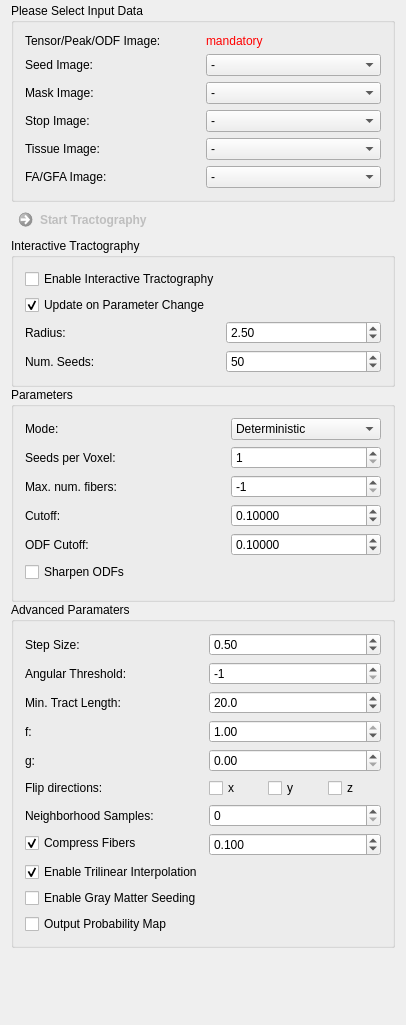
The window that Plugins/org.mitk.gui.qt.diffusionimaging.tractography/src/internal/QmitkStreamlineTrackingViewControls.ui (MITK/MITK) describes before a commit, drawn with Qt 5.
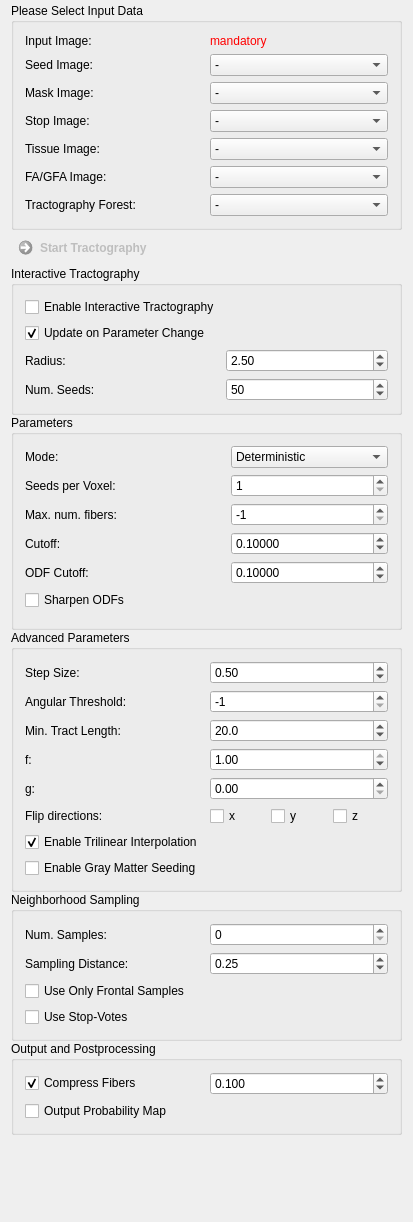
The same window after the commit. Custom widgets are drawn as their Qt base class.

Commit message: integrated ml tractography into streamline tracking view

The edit to the form file:
```diff
--- a/Plugins/org.mitk.gui.qt.diffusionimaging.tractography/src/internal/QmitkStreamlineTrackingViewControls.ui
+++ b/Plugins/org.mitk.gui.qt.diffusionimaging.tractography/src/internal/QmitkStreamlineTrackingViewControls.ui
@@ -6,8 +6,8 @@
    <rect>
     <x>0</x>
     <y>0</y>
-    <width>406</width>
-    <height>1025</height>
+    <width>413</width>
+    <height>1222</height>
    </rect>
   </property>
   <property name="minimumSize">
@@ -63,44 +63,6 @@
         </item>
        </widget>
       </item>
-      <item row="6" column="1">
-       <widget class="QmitkDataStorageComboBoxWithSelectNone" name="m_FaImageBox">
-        <property name="toolTip">
-         <string>If an image is selected, the stopping criterion is not calculated from the input image but instead the selected image is used.</string>
-        </property>
-        <property name="sizeAdjustPolicy">
-         <enum>QComboBox::AdjustToMinimumContentsLength</enum>
-        </property>
-        <item>
-         <property name="text">
-          <string>-</string>
-         </property>
-        </item>
-       </widget>
-      </item>
-      <item row="1" column="0">
-       <widget class="QLabel" name="label_6">
-        <property name="toolTip">
-         <string/>
-        </property>
-        <property name="text">
-         <string>Seed Image:</string>
-        </property>
-       </widget>
-      </item>
-      <item row="0" column="1">
-       <widget class="QLabel" name="m_TensorImageLabel">
-        <property name="toolTip">
-         <string>Input Image. ODF, tensor and peak images are currently supported.</string>
-        </property>
-        <property name="text">
-         <string>&lt;html&gt;&lt;head/&gt;&lt;body&gt;&lt;p&gt;&lt;span style=&quot; color:#ff0000;&quot;&gt;mandatory&lt;/span&gt;&lt;/p&gt;&lt;/body&gt;&lt;/html&gt;</string>
-        </property>
-        <property name="wordWrap">
-         <bool>true</bool>
-        </property>
-       </widget>
-      </item>
       <item row="1" column="1">
        <widget class="QmitkDataStorageComboBoxWithSelectNone" name="m_SeedImageBox">
         <property name="toolTip">
@@ -126,24 +88,19 @@
         </property>
        </widget>
       </item>
-      <item row="0" column="0">
-       <widget class="QLabel" name="label_2">
+      <item row="5" column="1">
+       <widget class="QmitkDataStorageComboBoxWithSelectNone" name="m_TissueImageBox">
         <property name="toolTip">
-         <string>Input Image. ODF, tensor and peak images are currently supported.</string>
+         <string>Tissue label image needed for gray matter seeding (WM=3, GM=1). Use e.g. MRtrix 5ttgen to generate such a label image.</string>
         </property>
+        <property name="sizeAdjustPolicy">
+         <enum>QComboBox::AdjustToMinimumContentsLength</enum>
+        </property>
+        <item>
         <property name="text">
-         <string>Tensor/Peak/ODF Image:</string>
-        </property>
-       </widget>
-      </item>
-      <item row="6" column="0">
-       <widget class="QLabel" name="mFaImageLabel">
-        <property name="toolTip">
-         <string/>
-        </property>
-        <property name="text">
-         <string>FA/GFA Image:</string>
-        </property>
+          <string>-</string>
+         </property>
+        </item>
        </widget>
       </item>
       <item row="2" column="1">
@@ -161,6 +118,41 @@
         </item>
        </widget>
       </item>
+      <item row="6" column="0">
+       <widget class="QLabel" name="mFaImageLabel">
+        <property name="toolTip">
+         <string/>
+        </property>
+        <property name="text">
+         <string>FA/GFA Image:</string>
+        </property>
+       </widget>
+      </item>
+      <item row="6" column="1">
+       <widget class="QmitkDataStorageComboBoxWithSelectNone" name="m_FaImageBox">
+        <property name="toolTip">
+         <string>If an image is selected, the stopping criterion is not calculated from the input image but instead the selected image is used.</string>
+        </property>
+        <property name="sizeAdjustPolicy">
+         <enum>QComboBox::AdjustToMinimumContentsLength</enum>
+        </property>
+        <item>
+         <property name="text">
+          <string>-</string>
+         </property>
+        </item>
+       </widget>
+      </item>
+      <item row="1" column="0">
+       <widget class="QLabel" name="label_6">
+        <property name="toolTip">
+         <string/>
+        </property>
+        <property name="text">
+         <string>Seed Image:</string>
+        </property>
+       </widget>
+      </item>
       <item row="5" column="0">
        <widget class="QLabel" name="label_10">
         <property name="toolTip">
@@ -171,10 +163,43 @@
         </property>
        </widget>
       </item>
-      <item row="5" column="1">
-       <widget class="QmitkDataStorageComboBoxWithSelectNone" name="m_TissueImageBox">
+      <item row="0" column="1">
+       <widget class="QLabel" name="m_TensorImageLabel">
         <property name="toolTip">
-         <string>Tissue label image needed for gray matter seeding (WM=3, GM=1). Use e.g. MRtrix 5ttgen to generate such a label image.</string>
+         <string>Input Image. ODF, tensor, peak, and, in case of ML tractography, raw diffusion-weighted images are currently supported.</string>
+        </property>
+        <property name="text">
+         <string>&lt;html&gt;&lt;head/&gt;&lt;body&gt;&lt;p&gt;&lt;span style=&quot; color:#ff0000;&quot;&gt;mandatory&lt;/span&gt;&lt;/p&gt;&lt;/body&gt;&lt;/html&gt;</string>
+        </property>
+        <property name="wordWrap">
+         <bool>true</bool>
+        </property>
+       </widget>
+      </item>
+      <item row="0" column="0">
+       <widget class="QLabel" name="label_2">
+        <property name="toolTip">
+         <string>Input Image. ODF, tensor and peak images are currently supported.</string>
+        </property>
+        <property name="text">
+         <string>Input Image:</string>
+        </property>
+       </widget>
+      </item>
+      <item row="7" column="0">
+       <widget class="QLabel" name="m_ForestLabel">
+        <property name="toolTip">
+         <string/>
+        </property>
+        <property name="text">
+         <string>Tractography Forest:</string>
+        </property>
+       </widget>
+      </item>
+      <item row="7" column="1">
+       <widget class="QmitkDataStorageComboBox" name="m_ForestBox">
+        <property name="toolTip">
+         <string>Random forest for machine-learning based tractography.</string>
         </property>
         <property name="sizeAdjustPolicy">
          <enum>QComboBox::AdjustToMinimumContentsLength</enum>
@@ -200,6 +225,105 @@
     </widget>
    </item>
    <item row="3" column="0" colspan="2">
+    <widget class="QGroupBox" name="groupBox_3">
+     <property name="sizePolicy">
+      <sizepolicy hsizetype="Expanding" vsizetype="Preferred">
+       <horstretch>0</horstretch>
+       <verstretch>0</verstretch>
+      </sizepolicy>
+     </property>
+     <property name="title">
+      <string>Interactive Tractography</string>
+     </property>
+     <layout class="QGridLayout" name="gridLayout_2">
+      <item row="3" column="1">
+       <widget class="QSpinBox" name="m_NumSeedsBox">
+        <property name="toolTip">
+         <string>Number of seed points normally distributed around selected position.</string>
+        </property>
+        <property name="minimum">
+         <number>1</number>
+        </property>
+        <property name="maximum">
+         <number>9999999</number>
+        </property>
+        <property name="value">
+         <number>50</number>
+        </property>
+       </widget>
+      </item>
+      <item row="3" column="0">
+       <widget class="QLabel" name="m_SeedsPerVoxelLabel_4">
+        <property name="toolTip">
+         <string/>
+        </property>
+        <property name="text">
+         <string>Num. Seeds:</string>
+        </property>
+       </widget>
+      </item>
+      <item row="0" column="0">
+       <widget class="QCheckBox" name="m_InteractiveBox">
+        <property name="enabled">
+         <bool>true</bool>
+        </property>
+        <property name="toolTip">
+         <string>Dynamically pick seed location by click into image.</string>
+        </property>
+        <property name="text">
+         <string>Enable Interactive Tractography</string>
+        </property>
+       </widget>
+      </item>
+      <item row="2" column="1">
+       <widget class="QDoubleSpinBox" name="m_SeedRadiusBox">
+        <property name="toolTip">
+         <string>Seedpoints are normally distributed within a sphere centered at the selected position with the specified radius (in mm).</string>
+        </property>
+        <property name="decimals">
+         <number>2</number>
+        </property>
+        <property name="maximum">
+         <double>50.000000000000000</double>
+        </property>
+        <property name="singleStep">
+         <double>0.100000000000000</double>
+        </property>
+        <property name="value">
+         <double>2.500000000000000</double>
+        </property>
+       </widget>
+      </item>
+      <item row="2" column="0">
+       <widget class="QLabel" name="m_FaThresholdLabel_4">
+        <property name="toolTip">
+         <string/>
+        </property>
+        <property name="text">
+         <string>Radius:</string>
+        </property>
+       </widget>
+      </item>
+      <item row="1" column="0">
+       <widget class="QCheckBox" name="m_ParamUpdateBox">
+        <property name="enabled">
+         <bool>true</bool>
+        </property>
+        <property name="toolTip">
+         <string>When checked, parameter changes cause instant retracking while in interactive mode.</string>
+        </property>
+        <property name="text">
+         <string>Update on Parameter Change</string>
+        </property>
+        <property name="checked">
+         <bool>true</bool>
+        </property>
+       </widget>
+      </item>
+     </layout>
+    </widget>
+   </item>
+   <item row="4" column="0" colspan="2">
     <widget class="QGroupBox" name="groupBox_2">
      <property name="sizePolicy">
       <sizepolicy hsizetype="Expanding" vsizetype="Preferred">
@@ -210,7 +334,7 @@
      <property name="title">
       <string>Parameters</string>
      </property>
-     <layout class="QFormLayout" name="formLayout_3">
+     <layout class="QFormLayout" name="formLayout_2">
       <item row="0" column="0">
        <widget class="QLabel" name="m_FaThresholdLabel_3">
         <property name="toolTip">
@@ -316,22 +440,6 @@
         </property>
        </widget>
       </item>
-      <item row="6" column="0">
-       <spacer name="horizontalSpacer">
-        <property name="orientation">
-         <enum>Qt::Horizontal</enum>
-        </property>
-        <property name="sizeType">
-         <enum>QSizePolicy::Fixed</enum>
-        </property>
-        <property name="sizeHint" stdset="0">
-         <size>
-          <width>200</width>
-          <height>0</height>
-         </size>
-        </property>
-       </spacer>
-      </item>
       <item row="4" column="0">
        <widget class="QLabel" name="m_OdfCutoffLabel">
         <property name="toolTip">
@@ -371,22 +479,59 @@
         </property>
        </widget>
       </item>
+      <item row="6" column="0">
+       <spacer name="horizontalSpacer">
+        <property name="orientation">
+         <enum>Qt::Horizontal</enum>
+        </property>
+        <property name="sizeType">
+         <enum>QSizePolicy::Fixed</enum>
+        </property>
+        <property name="sizeHint" stdset="0">
+         <size>
+          <width>200</width>
+          <height>0</height>
+         </size>
+        </property>
+       </spacer>
+      </item>
      </layout>
     </widget>
    </item>
-   <item row="4" column="0" colspan="2">
+   <item row="5" column="0" colspan="2">
     <widget class="QGroupBox" name="groupBox">
      <property name="title">
-      <string>Advanced Paramaters</string>
+      <string>Advanced Parameters</string>
      </property>
-     <layout class="QFormLayout" name="formLayout_2">
-      <item row="0" column="0">
-       <widget class="QLabel" name="m_StepsizeLabel">
+     <layout class="QGridLayout" name="gridLayout_5">
+      <item row="0" column="0" colspan="2">
+       <widget class="QFrame" name="frame_2">
+        <property name="frameShape">
+         <enum>QFrame::NoFrame</enum>
+        </property>
+        <property name="frameShadow">
+         <enum>QFrame::Raised</enum>
+        </property>
+        <layout class="QGridLayout" name="gridLayout_3">
+         <property name="leftMargin">
+          <number>0</number>
+         </property>
+         <property name="topMargin">
+          <number>0</number>
+         </property>
+         <property name="rightMargin">
+          <number>0</number>
+         </property>
+         <property name="bottomMargin">
+          <number>0</number>
+         </property>
+         <item row="2" column="0">
+          <widget class="QLabel" name="m_MinTractLengthLabel">
         <property name="toolTip">
          <string/>
         </property>
         <property name="text">
-         <string>Step Size:</string>
+            <string>Min. Tract Length:</string>
         </property>
        </widget>
       </item>
@@ -422,32 +567,52 @@
         </property>
        </widget>
       </item>
-      <item row="1" column="1">
-       <widget class="QSpinBox" name="m_AngularThresholdBox">
+         <item row="5" column="0">
+          <widget class="QLabel" name="m_SeedsPerVoxelLabel_3">
         <property name="toolTip">
-         <string>Default: 90° * step_size</string>
-        </property>
-        <property name="minimum">
-         <number>-1</number>
+            <string/>
+           </property>
+           <property name="text">
+            <string>Flip directions:</string>
+           </property>
+          </widget>
+         </item>
+         <item row="3" column="1">
+          <widget class="QDoubleSpinBox" name="m_fBox">
+           <property name="toolTip">
+            <string>f=1 + g=0 means FACT (depending on the chosen interpolation). f=0 and g=1 means TEND (disable interpolation for this mode!).</string>
+           </property>
+           <property name="decimals">
+            <number>2</number>
         </property>
         <property name="maximum">
-         <number>90</number>
+            <double>1.000000000000000</double>
         </property>
         <property name="singleStep">
-         <number>1</number>
+            <double>0.100000000000000</double>
         </property>
         <property name="value">
-         <number>-1</number>
+            <double>1.000000000000000</double>
         </property>
        </widget>
       </item>
-      <item row="2" column="0">
-       <widget class="QLabel" name="m_MinTractLengthLabel">
+         <item row="3" column="0">
+          <widget class="QLabel" name="m_fLabel">
+           <property name="toolTip">
+            <string>f parameter of tensor tractography. f=1 + g=0 means FACT (depending on the chosen interpolation). f=0 and g=1 means TEND (disable interpolation for this mode!).</string>
+           </property>
+           <property name="text">
+            <string>f:</string>
+           </property>
+          </widget>
+         </item>
+         <item row="4" column="0">
+          <widget class="QLabel" name="m_gLabel">
         <property name="toolTip">
          <string/>
         </property>
         <property name="text">
-         <string>Min. Tract Length:</string>
+            <string>g:</string>
         </property>
        </widget>
       </item>
@@ -473,74 +638,6 @@
         </property>
        </widget>
       </item>
-      <item row="3" column="0">
-       <widget class="QLabel" name="m_fLabel">
-        <property name="toolTip">
-         <string>f parameter of tensor tractography. f=1 + g=0 means FACT (depending on the chosen interpolation). f=0 and g=1 means TEND (disable interpolation for this mode!).</string>
-        </property>
-        <property name="text">
-         <string>f:</string>
-        </property>
-       </widget>
-      </item>
-      <item row="3" column="1">
-       <widget class="QDoubleSpinBox" name="m_fBox">
-        <property name="toolTip">
-         <string>f=1 + g=0 means FACT (depending on the chosen interpolation). f=0 and g=1 means TEND (disable interpolation for this mode!).</string>
-        </property>
-        <property name="decimals">
-         <number>2</number>
-        </property>
-        <property name="maximum">
-         <double>1.000000000000000</double>
-        </property>
-        <property name="singleStep">
-         <double>0.100000000000000</double>
-        </property>
-        <property name="value">
-         <double>1.000000000000000</double>
-        </property>
-       </widget>
-      </item>
-      <item row="4" column="0">
-       <widget class="QLabel" name="m_gLabel">
-        <property name="toolTip">
-         <string/>
-        </property>
-        <property name="text">
-         <string>g:</string>
-        </property>
-       </widget>
-      </item>
-      <item row="4" column="1">
-       <widget class="QDoubleSpinBox" name="m_gBox">
-        <property name="toolTip">
-         <string>f=1 + g=0 means FACT (depending on the chosen interpolation). f=0 and g=1 means TEND (disable interpolation for this mode!).</string>
-        </property>
-        <property name="decimals">
-         <number>2</number>
-        </property>
-        <property name="maximum">
-         <double>1.000000000000000</double>
-        </property>
-        <property name="singleStep">
-         <double>0.100000000000000</double>
-        </property>
-        <property name="value">
-         <double>0.000000000000000</double>
-        </property>
-       </widget>
-      </item>
-      <item row="5" column="0">
-       <widget class="QLabel" name="m_SeedsPerVoxelLabel_3">
-        <property name="toolTip">
-         <string/>
-        </property>
-        <property name="text">
-         <string>Flip directions:</string>
-        </property>
-       </widget>
-      </item>
       <item row="5" column="1">
        <widget class="QFrame" name="frame">
         <property name="frameShape">
@@ -595,17 +692,154 @@
         </layout>
        </widget>
       </item>
-      <item row="6" column="0">
+         <item row="0" column="0">
+          <widget class="QLabel" name="m_StepsizeLabel">
+           <property name="toolTip">
+            <string/>
+           </property>
+           <property name="text">
+            <string>Step Size:</string>
+           </property>
+          </widget>
+         </item>
+         <item row="1" column="1">
+          <widget class="QSpinBox" name="m_AngularThresholdBox">
+           <property name="toolTip">
+            <string>Default: 90° * step_size</string>
+           </property>
+           <property name="minimum">
+            <number>-1</number>
+           </property>
+           <property name="maximum">
+            <number>90</number>
+           </property>
+           <property name="singleStep">
+            <number>1</number>
+           </property>
+           <property name="value">
+            <number>-1</number>
+           </property>
+          </widget>
+         </item>
+         <item row="4" column="1">
+          <widget class="QDoubleSpinBox" name="m_gBox">
+           <property name="toolTip">
+            <string>f=1 + g=0 means FACT (depending on the chosen interpolation). f=0 and g=1 means TEND (disable interpolation for this mode!).</string>
+           </property>
+           <property name="decimals">
+            <number>2</number>
+           </property>
+           <property name="maximum">
+            <double>1.000000000000000</double>
+           </property>
+           <property name="singleStep">
+            <double>0.100000000000000</double>
+           </property>
+           <property name="value">
+            <double>0.000000000000000</double>
+           </property>
+          </widget>
+         </item>
+        </layout>
+       </widget>
+      </item>
+      <item row="2" column="0" colspan="2">
+       <widget class="QFrame" name="frame_3">
+        <property name="frameShape">
+         <enum>QFrame::NoFrame</enum>
+        </property>
+        <property name="frameShadow">
+         <enum>QFrame::Raised</enum>
+        </property>
+        <layout class="QGridLayout" name="gridLayout_7">
+         <property name="leftMargin">
+          <number>0</number>
+         </property>
+         <property name="topMargin">
+          <number>0</number>
+         </property>
+         <property name="rightMargin">
+          <number>0</number>
+         </property>
+         <property name="bottomMargin">
+          <number>0</number>
+         </property>
+         <item row="1" column="0">
+          <widget class="QCheckBox" name="m_SeedGmBox">
+           <property name="toolTip">
+            <string>Requires tissue image.</string>
+           </property>
+           <property name="text">
+            <string>Enable Gray Matter Seeding</string>
+           </property>
+           <property name="checked">
+            <bool>false</bool>
+           </property>
+          </widget>
+         </item>
+         <item row="0" column="0">
+          <widget class="QCheckBox" name="m_InterpolationBox">
+           <property name="toolTip">
+            <string>If false, nearest neighbor interpolation is used.</string>
+           </property>
+           <property name="text">
+            <string>Enable Trilinear Interpolation</string>
+           </property>
+           <property name="checked">
+            <bool>true</bool>
+           </property>
+          </widget>
+         </item>
+        </layout>
+       </widget>
+      </item>
+     </layout>
+    </widget>
+   </item>
+   <item row="6" column="0" colspan="2">
+    <widget class="QGroupBox" name="groupBox_4">
+     <property name="sizePolicy">
+      <sizepolicy hsizetype="Expanding" vsizetype="Preferred">
+       <horstretch>0</horstretch>
+       <verstretch>0</verstretch>
+      </sizepolicy>
+     </property>
+     <property name="title">
+      <string>Neighborhood Sampling</string>
+     </property>
+     <layout class="QGridLayout" name="gridLayout_6">
+      <item row="0" column="0">
+       <widget class="QFrame" name="frame_4">
+        <property name="frameShape">
+         <enum>QFrame::NoFrame</enum>
+        </property>
+        <property name="frameShadow">
+         <enum>QFrame::Raised</enum>
+        </property>
+        <layout class="QGridLayout" name="gridLayout_10">
+         <property name="leftMargin">
+          <number>0</number>
+         </property>
+         <property name="topMargin">
+          <number>0</number>
+         </property>
+         <property name="rightMargin">
+          <number>0</number>
+         </property>
+         <property name="bottomMargin">
+          <number>0</number>
+         </property>
+         <item row="0" column="0">
        <widget class="QLabel" name="m_SeedsPerVoxelLabel_2">
         <property name="toolTip">
          <string/>
         </property>
         <property name="text">
-         <string>Neighborhood Samples:</string>
+            <string>Num. Samples:</string>
         </property>
        </widget>
       </item>
-      <item row="6" column="1">
+         <item row="0" column="1">
        <widget class="QSpinBox" name="m_NumSamplesBox">
         <property name="toolTip">
          <string>Number of neighborhood samples that are used to determine the next fiber progression direction.</string>
@@ -615,7 +849,117 @@
         </property>
        </widget>
       </item>
-      <item row="7" column="0">
+         <item row="1" column="0">
+          <widget class="QLabel" name="m_SamplingDistanceLabel">
+           <property name="toolTip">
+            <string/>
+           </property>
+           <property name="text">
+            <string>Sampling Distance:</string>
+           </property>
+          </widget>
+         </item>
+         <item row="1" column="1">
+          <widget class="QDoubleSpinBox" name="m_SamplingDistanceBox">
+           <property name="toolTip">
+            <string>Sampling distance (in voxels)</string>
+           </property>
+           <property name="decimals">
+            <number>2</number>
+           </property>
+           <property name="maximum">
+            <double>10.000000000000000</double>
+           </property>
+           <property name="singleStep">
+            <double>0.100000000000000</double>
+           </property>
+           <property name="value">
+            <double>0.250000000000000</double>
+           </property>
+          </widget>
+         </item>
+        </layout>
+       </widget>
+      </item>
+      <item row="1" column="0">
+       <widget class="QCheckBox" name="m_FrontalSamplesBox">
+        <property name="toolTip">
+         <string>Only neighborhood samples in front of the current streamline position are considered.</string>
+        </property>
+        <property name="text">
+         <string>Use Only Frontal Samples</string>
+        </property>
+        <property name="checked">
+         <bool>false</bool>
+        </property>
+       </widget>
+      </item>
+      <item row="2" column="0">
+       <widget class="QCheckBox" name="m_StopVotesBox">
+        <property name="toolTip">
+         <string>If checked, the majority of sampling points has to place a stop-vote for the streamline to terminate. If not checked, all sampling positions have to vote for a streamline termination.</string>
+        </property>
+        <property name="text">
+         <string>Use Stop-Votes</string>
+        </property>
+        <property name="checked">
+         <bool>false</bool>
+        </property>
+       </widget>
+      </item>
+     </layout>
+    </widget>
+   </item>
+   <item row="8" column="0">
+    <spacer name="spacer1">
+     <property name="orientation">
+      <enum>Qt::Vertical</enum>
+     </property>
+     <property name="sizeType">
+      <enum>QSizePolicy::Expanding</enum>
+     </property>
+     <property name="sizeHint" stdset="0">
+      <size>
+       <width>20</width>
+       <height>220</height>
+      </size>
+     </property>
+    </spacer>
+   </item>
+   <item row="7" column="0" colspan="2">
+    <widget class="QGroupBox" name="groupBox_5">
+     <property name="sizePolicy">
+      <sizepolicy hsizetype="Expanding" vsizetype="Preferred">
+       <horstretch>0</horstretch>
+       <verstretch>0</verstretch>
+      </sizepolicy>
+     </property>
+     <property name="title">
+      <string>Output and Postprocessing</string>
+     </property>
+     <layout class="QGridLayout" name="gridLayout_9">
+      <item row="0" column="0">
+       <widget class="QFrame" name="frame_5">
+        <property name="frameShape">
+         <enum>QFrame::NoFrame</enum>
+        </property>
+        <property name="frameShadow">
+         <enum>QFrame::Raised</enum>
+        </property>
+        <layout class="QGridLayout" name="gridLayout_8">
+         <property name="leftMargin">
+          <number>0</number>
+         </property>
+         <property name="topMargin">
+          <number>0</number>
+         </property>
+         <property name="rightMargin">
+          <number>0</number>
+         </property>
+         <property name="bottomMargin">
+          <number>0</number>
+         </property>
+         <item row="0" column="0">
        <widget class="QCheckBox" name="m_ResampleFibersBox">
         <property name="toolTip">
          <string>Resample fibers using the specified error constraint.</string>
@@ -628,7 +972,7 @@
         </property>
        </widget>
       </item>
-      <item row="7" column="1">
+         <item row="0" column="1">
        <widget class="QDoubleSpinBox" name="m_FiberErrorBox">
         <property name="focusPolicy">
          <enum>Qt::StrongFocus</enum>
@@ -650,33 +994,10 @@
         </property>
        </widget>
       </item>
-      <item row="8" column="0">
-       <widget class="QCheckBox" name="m_InterpolationBox">
-        <property name="toolTip">
-         <string>If false, nearest neighbor interpolation is used.</string>
-        </property>
-        <property name="text">
-         <string>Enable Trilinear Interpolation</string>
-        </property>
-        <property name="checked">
-         <bool>true</bool>
-        </property>
+        </layout>
        </widget>
       </item>
-      <item row="9" column="0">
-       <widget class="QCheckBox" name="m_SeedGmBox">
-        <property name="toolTip">
-         <string>Requires tissue image.</string>
-        </property>
-        <property name="text">
-         <string>Enable Gray Matter Seeding</string>
-        </property>
-        <property name="checked">
-         <bool>false</bool>
-        </property>
-       </widget>
-      </item>
-      <item row="10" column="0">
+      <item row="1" column="0">
        <widget class="QCheckBox" name="m_OutputProbMap">
         <property name="toolTip">
          <string>Output probability map instead of tractogram.</string>
@@ -690,121 +1011,9 @@
        </widget>
       </item>
      </layout>
-    </widget>
-   </item>
-   <item row="6" column="0">
-    <spacer name="spacer1">
-     <property name="orientation">
-      <enum>Qt::Vertical</enum>
-     </property>
-     <property name="sizeType">
-      <enum>QSizePolicy::Expanding</enum>
-     </property>
-     <property name="sizeHint" stdset="0">
-      <size>
-       <width>20</width>
-       <height>220</height>
-      </size>
-     </property>
-    </spacer>
-   </item>
-   <item row="2" column="0" colspan="2">
-    <widget class="QGroupBox" name="groupBox_3">
-     <property name="sizePolicy">
-      <sizepolicy hsizetype="Expanding" vsizetype="Preferred">
-       <horstretch>0</horstretch>
-       <verstretch>0</verstretch>
-      </sizepolicy>
-     </property>
-     <property name="title">
-      <string>Interactive Tractography</string>
-     </property>
-     <layout class="QGridLayout" name="gridLayout_2">
-      <item row="3" column="1">
-       <widget class="QSpinBox" name="m_NumSeedsBox">
-        <property name="toolTip">
-         <string>Number of seed points normally distributed around selected position.</string>
-        </property>
-        <property name="minimum">
-         <number>1</number>
-        </property>
-        <property name="maximum">
-         <number>9999999</number>
-        </property>
-        <property name="value">
-         <number>50</number>
-        </property>
-       </widget>
-      </item>
-      <item row="3" column="0">
-       <widget class="QLabel" name="m_SeedsPerVoxelLabel_4">
-        <property name="toolTip">
-         <string/>
-        </property>
-        <property name="text">
-         <string>Num. Seeds:</string>
-        </property>
-       </widget>
-      </item>
-      <item row="0" column="0">
-       <widget class="QCheckBox" name="m_InteractiveBox">
-        <property name="enabled">
-         <bool>true</bool>
-        </property>
-        <property name="toolTip">
-         <string>Dynamically pick seed location by click into image.</string>
-        </property>
-        <property name="text">
-         <string>Enable Interactive Tractography</string>
-        </property>
-       </widget>
-      </item>
-      <item row="2" column="1">
-       <widget class="QDoubleSpinBox" name="m_SeedRadiusBox">
-        <property name="toolTip">
-         <string>Seedpoints are normally distributed within a sphere centered at the selected position with the specified radius (in mm).</string>
-        </property>
-        <property name="decimals">
-         <number>2</number>
-        </property>
-        <property name="maximum">
-         <double>50.000000000000000</double>
-        </property>
-        <property name="singleStep">
-         <double>0.100000000000000</double>
-        </property>
-        <property name="value">
-         <double>2.500000000000000</double>
-        </property>
-       </widget>
-      </item>
-      <item row="2" column="0">
-       <widget class="QLabel" name="m_FaThresholdLabel_4">
-        <property name="toolTip">
-         <string/>
-        </property>
-        <property name="text">
-         <string>Radius:</string>
-        </property>
-       </widget>
-      </item>
-      <item row="1" column="0">
-       <widget class="QCheckBox" name="m_ParamUpdateBox">
-        <property name="enabled">
-         <bool>true</bool>
-        </property>
-        <property name="toolTip">
-         <string>When checked, parameter changes cause instant retracking while in interactive mode.</string>
-        </property>
-        <property name="text">
-         <string>Update on Parameter Change</string>
-        </property>
-        <property name="checked">
-         <bool>true</bool>
-        </property>
-       </widget>
-      </item>
-     </layout>
+     <zorder>m_InterpolationBox</zorder>
+     <zorder>frame_5</zorder>
+     <zorder>m_OutputProbMap</zorder>
     </widget>
    </item>
   </layout>
@@ -816,6 +1025,11 @@
    <extends>QComboBox</extends>
    <header>QmitkDataStorageComboBoxWithSelectNone.h</header>
   </customwidget>
+  <customwidget>
+   <class>QmitkDataStorageComboBox</class>
+   <extends>QComboBox</extends>
+   <header location="global">QmitkDataStorageComboBox.h</header>
+  </customwidget>
  </customwidgets>
  <resources/>
  <connections/>
```
Lines whose indentation alone changed are shown as unchanged. The commit also changes 9 other files.
